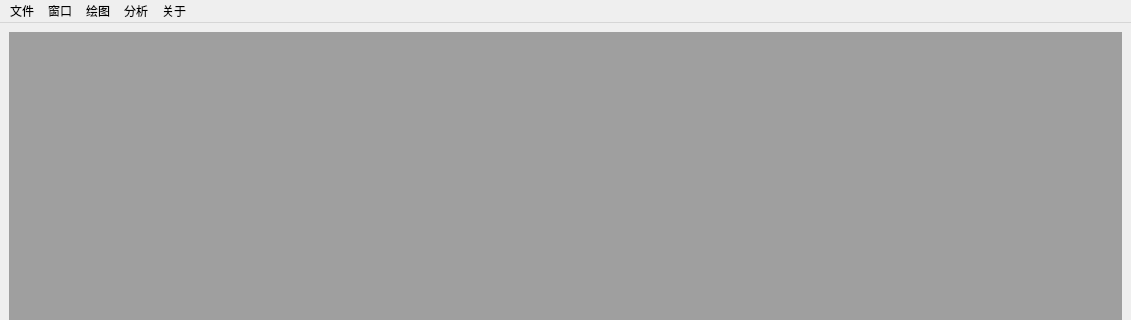
Old version of the form ui/main_basic.ui in the repository xfz329/FeatureAnalyzer; both pictures show x 0 to 1131 and y 0 to 320 of the 1131 by 733 pixel window.
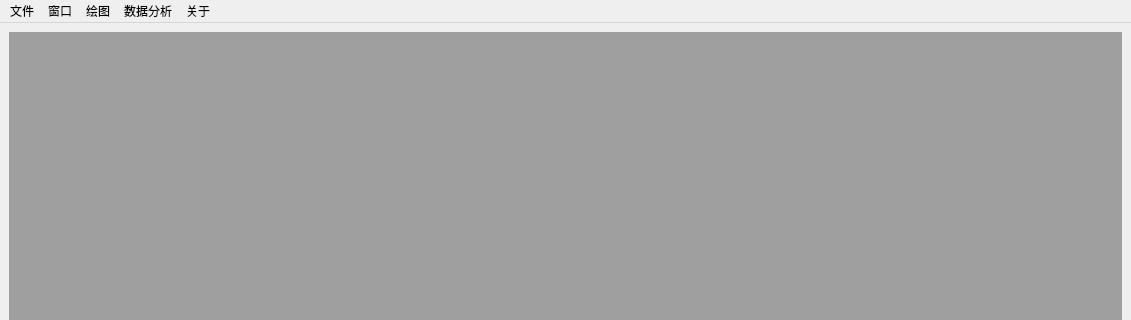
New version of the form.

Patch:
```diff
--- a/ui/main_basic.ui
+++ b/ui/main_basic.ui
@@ -67,7 +67,7 @@
    </widget>
    <widget class="QMenu" name="menu_5">
     <property name="title">
-     <string>分析</string>
+     <string>数据分析</string>
     </property>
    </widget>
    <addaction name="menu"/>
```
Left out of the diff: 37 changed lines with no effect on the pictures.
